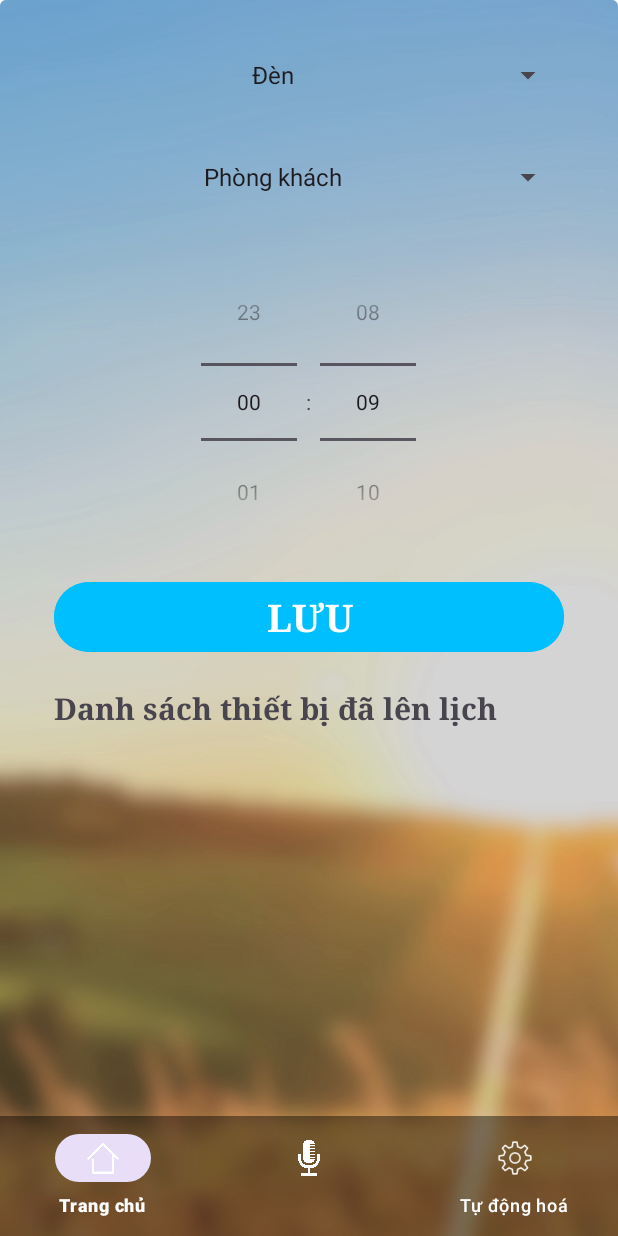
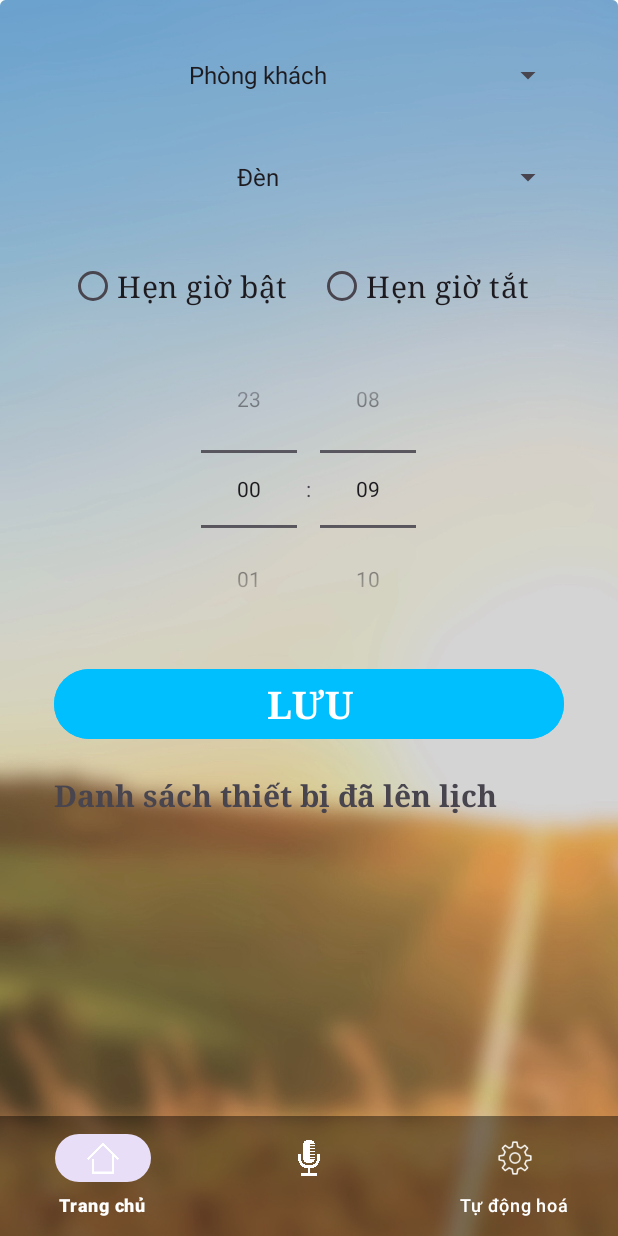
Before and after one commit to thanhdangg/SmartHome, an Android app: the fragment ScheduleFragment placed in its activity, on a phone screen of 412 x 824 dp. Run offline under Robolectric (Android 15) with nearby library versions, the phone set to English and light mode, and no system bars; our stand-ins replace Picasso; libraries missing offline, so code that uses them is left out: dev.gustavoavila.websocketclient; pictures from the network do not load; 1 statement that could not run was skipped.

Commit message:
update: Set  Schedule for on off device on room

```diff
--- a/app/src/main/res/layout/fragment_schedule.xml
+++ b/app/src/main/res/layout/fragment_schedule.xml
@@ -9,30 +9,58 @@
     >
 
     <Spinner
+        android:id="@+id/spinner_device_room"
+        android:layout_width="match_parent"
+        android:layout_height="48dp"
+        android:prompt="@string/select_room"
+        android:layout_marginTop="10dp"
+        android:layout_marginBottom="10dp"
+        android:layout_marginEnd="20dp"
+        android:textAlignment="center"
+        android:focusable="true"
+        />
+    <Spinner
         android:id="@+id/spinner_device_name"
         android:layout_width="match_parent"
         android:layout_height="48dp"
         android:prompt="@string/select_device"
         android:layout_marginTop="10dp"
         android:layout_marginBottom="10dp"
-        android:layout_marginStart="20dp"
         android:layout_marginEnd="20dp"
         android:textAlignment="center"
         android:focusable="true"
         />
 
-    <Spinner
-        android:id="@+id/spinner_device_room"
+    <RadioGroup
+        android:id="@+id/radio_group"
         android:layout_width="match_parent"
-        android:layout_height="48dp"
-        android:prompt="@string/select_room"
-        android:layout_marginTop="10dp"
-        android:layout_marginBottom="10dp"
-        android:layout_marginStart="20dp"
-        android:layout_marginEnd="20dp"
-        android:textAlignment="center"
-        android:focusable="true"
-        />
+        android:layout_height="wrap_content"
+        android:orientation="horizontal"
+        android:layout_gravity="center_horizontal"
+        android:paddingStart="30dp"
+        >
+        <RadioButton
+            android:id="@+id/radio_on"
+            android:layout_width="wrap_content"
+            android:layout_height="wrap_content"
+            android:text="@string/time_on"
+            android:textSize="20sp"
+            android:layout_marginTop="10dp"
+            android:fontFamily="serif"
+            android:layout_gravity="center"
+            android:layout_marginRight="20dp"
+            />
+        <RadioButton
+            android:id="@+id/radio_off"
+            android:layout_width="wrap_content"
+            android:layout_height="wrap_content"
+            android:text="@string/time_off"
+            android:textSize="20sp"
+            android:layout_marginTop="10dp"
+            android:fontFamily="serif"
+            android:layout_gravity="center"
+            />
+    </RadioGroup>
 
     <TimePicker
         android:id="@+id/time_picker"
@@ -46,7 +74,6 @@
         android:layout_marginEnd="20dp"
         android:focusable="true"
         style="@style/CustomTimePickerTheme"
-
         />
 
     <Button
@@ -85,6 +112,4 @@
         android:layout_marginStart="20dp"
         android:layout_marginEnd="20dp">
     </androidx.recyclerview.widget.RecyclerView>
-
-
 </LinearLayout>
--- a/app/src/main/res/values/strings.xml
+++ b/app/src/main/res/values/strings.xml
@@ -71,6 +71,8 @@
     <string name="select_room">Chọn phòng</string>
     <string name="set_schedule">LƯU</string>
     <string name="schedule_list">Danh sách thiết bị đã lên lịch</string>
+    <string name="time_on">Hẹn giờ bật</string>
+    <string name="time_off">Hẹn giờ tắt</string>
 
     <string-array name="device_types">
         <item>Đèn trần</item>
```
Also changed, not shown: app/src/main/java/com/example/smarthome/view/ScheduleFragment.java (+69 -3 lines).
